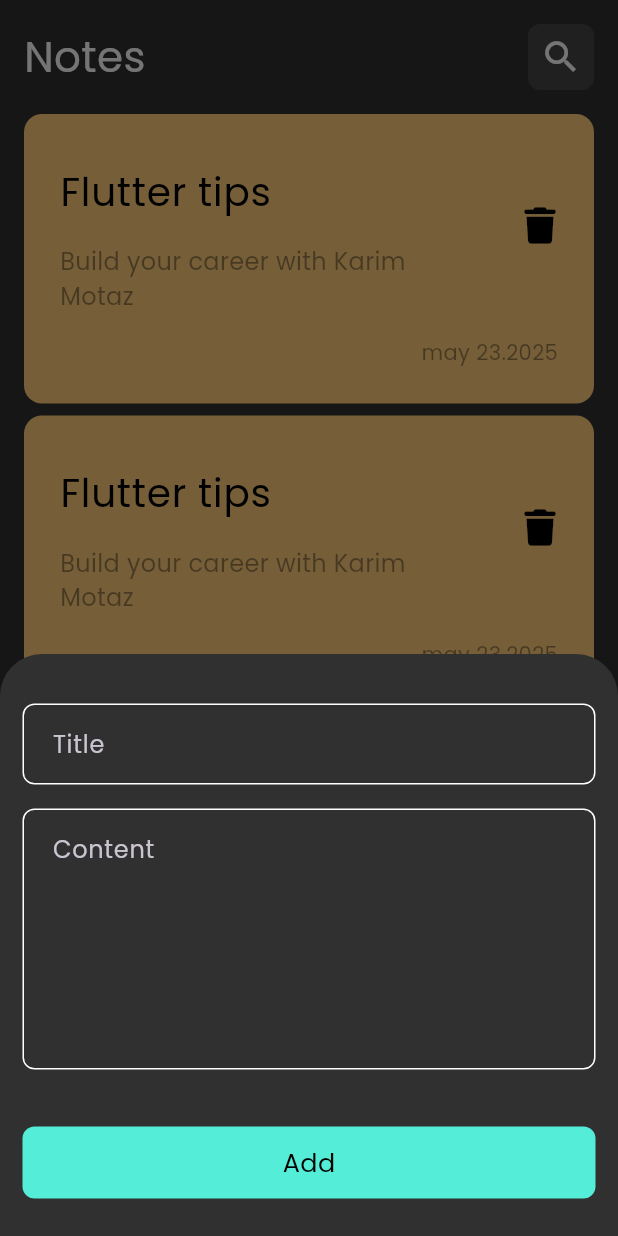
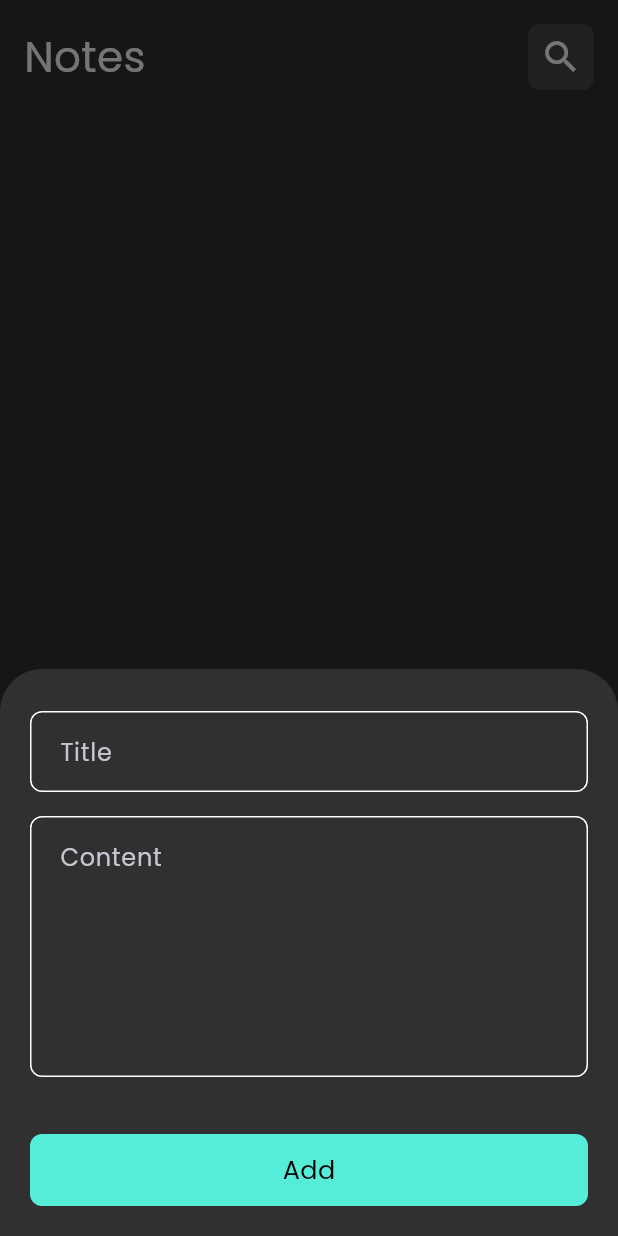
Before and after one commit to KaremMotaz/notes_app, a Flutter app: the screen it shows after launch, after a tap on the "add" icon, on a phone screen of 412 x 824 dp. Run offline on Flutter 3.47's test engine with Material 3 defaults, Android fonts, the phone set to English and light mode, and no system bars; our stand-ins replace flutter_bloc, font_awesome_flutter, hive, hive_flutter; accounts and stored records are empty.

Commit message:
delete note

```diff
--- a/lib/cubits/add_note_cubit/add_note_state.dart
+++ b/lib/cubits/add_note_cubit/add_note_state.dart
@@ -3,13 +3,13 @@ part of 'add_note_cubit.dart';
 @immutable
 sealed class AddNoteState {}
 
-final class AddNoteInitial extends AddNoteState {}
+final class AddNoteInitialState extends AddNoteState {}
 
-final class AddNoteLoading extends AddNoteState {}
+final class AddNoteLoadingState extends AddNoteState {}
 
-final class AddNoteLoaded extends AddNoteState {}
+final class AddNoteLoadedState extends AddNoteState {}
 
-final class AddNoteError extends AddNoteState {
+final class AddNoteErrorState extends AddNoteState {
   final String errorMessage;
-  AddNoteError(this.errorMessage);
+  AddNoteErrorState({required this.errorMessage});
 }
--- /dev/null
+++ b/lib/cubits/notes_cubit/notes_cubit.dart
@@ -0,0 +1,16 @@
+import 'package:flutter/material.dart';
+import 'package:flutter_bloc/flutter_bloc.dart';
+import 'package:hive/hive.dart';
+import 'package:notes_app/constants/colors.dart';
+import 'package:notes_app/models/note_model.dart';
+part 'notes_state.dart';
+
+class GetNotesCubit extends Cubit<GetNotesState> {
+  GetNotesCubit() : super(GetNotesInitialState());
+
+  List<NoteModel>? notes;
+  getAllNotes() {
+    var notesBox = Hive.box<NoteModel>(kNotesBox);
+    notes = notesBox.values.toList();
+  }
+}
--- /dev/null
+++ b/lib/cubits/notes_cubit/notes_state.dart
@@ -0,0 +1,6 @@
+part of 'notes_cubit.dart';
+
+@immutable
+sealed class GetNotesState {}
+
+final class GetNotesInitialState extends GetNotesState {}
--- a/lib/views/notes_view.dart
+++ b/lib/views/notes_view.dart
@@ -1,5 +1,7 @@
 import 'package:flutter/material.dart';
+import 'package:flutter_bloc/flutter_bloc.dart';
 import 'package:notes_app/constants/colors.dart';
+import 'package:notes_app/cubits/notes_cubit/notes_cubit.dart';
 import 'package:notes_app/views/widgets/add_note_model_sheet.dart';
 import 'widgets/notes_view_body.dart';
 
@@ -9,10 +11,13 @@ class NotesView extends StatelessWidget {
   @override
   Widget build(BuildContext context) {
     return SafeArea(
+      child: BlocProvider(
+        create: (context) => GetNotesCubit(),
         child: Scaffold(
           floatingActionButton: FloatingActionButton(
             onPressed: () {
               showModalBottomSheet(
+                isScrollControlled: true,
                 backgroundColor: const Color(0xff303030),
                 context: context,
                 builder: (context) {
@@ -31,6 +36,7 @@ class NotesView extends StatelessWidget {
           ),
           body: const NotesViewBody(),
         ),
+      ),
     );
   }
 }
--- a/lib/views/widgets/add_note_form.dart
+++ b/lib/views/widgets/add_note_form.dart
@@ -1,5 +1,6 @@
 import 'package:flutter/material.dart';
 import 'package:flutter_bloc/flutter_bloc.dart';
+import 'package:intl/intl.dart';
 import 'package:notes_app/cubits/add_note_cubit/add_note_cubit.dart';
 import 'package:notes_app/models/note_model.dart';
 import 'package:notes_app/views/widgets/custom_button.dart';
@@ -14,6 +15,7 @@ class AddNoteForm extends StatefulWidget {
 final GlobalKey<FormState> formKey = GlobalKey();
 AutovalidateMode autovalidateMode = AutovalidateMode.disabled;
 String? title, content;
+String formattedDate = DateFormat('MMMM d,y').format(DateTime.now());
 
 class _AddNoteFormState extends State<AddNoteForm> {
   @override
@@ -42,7 +44,7 @@ class _AddNoteFormState extends State<AddNoteForm> {
           BlocBuilder<AddNoteCubit, AddNoteState>(
             builder: (context, state) {
               return CustomButton(
-                isLoading: state is AddNoteLoading ? true : false,
+                isLoading: state is AddNoteLoadingState ? true : false,
                 text: "Add",
                 onTap: () {
                   if (formKey.currentState!.validate()) {
@@ -50,7 +52,7 @@ class _AddNoteFormState extends State<AddNoteForm> {
                     var noteModel = NoteModel(
                       title: title!,
                       content: content!,
-                      date: DateTime.now().toString(),
+                      date: formattedDate,
                       color: Colors.blue.value,
                     );
                     BlocProvider.of<AddNoteCubit>(context).addNote(noteModel);
@@ -61,7 +63,7 @@ class _AddNoteFormState extends State<AddNoteForm> {
                 },
               );
             },
-          )
+          ),
         ],
       ),
     );
--- a/lib/views/widgets/add_note_model_sheet.dart
+++ b/lib/views/widgets/add_note_model_sheet.dart
@@ -1,8 +1,6 @@
 import 'dart:developer';
-
 import 'package:flutter/material.dart';
 import 'package:flutter_bloc/flutter_bloc.dart';
-import 'package:modal_progress_hud_nsn/modal_progress_hud_nsn.dart';
 import 'package:notes_app/cubits/add_note_cubit/add_note_cubit.dart';
 import 'package:notes_app/views/widgets/add_note_form.dart';
 
@@ -15,20 +13,25 @@ class AddNoteModelSheet extends StatelessWidget {
       create: (context) => AddNoteCubit(),
       child: BlocConsumer<AddNoteCubit, AddNoteState>(
         listener: (context, state) {
-          if (state is AddNoteLoaded) {
+          if (state is AddNoteLoadedState) {
             Navigator.pop(context);
             log("Success");
           }
-          if (state is AddNoteError) {
+          if (state is AddNoteErrorState) {
             log(state.errorMessage);
           }
         },
         builder: (context, state) {
-          return  AbsorbPointer(
-            absorbing: state is AddNoteLoading ? true : false,
-            child: const Padding(
-              padding: EdgeInsets.symmetric(horizontal: 15, vertical: 25),
-              child: SingleChildScrollView(
+          return AbsorbPointer(
+            absorbing: state is AddNoteLoadingState ? true : false,
+            child: Padding(
+              padding: EdgeInsets.only(
+                left: 20,
+                right: 20,
+                top: 20,
+                bottom: MediaQuery.of(context).viewInsets.bottom + 20,
+              ),
+              child: const SingleChildScrollView(
                 child: AddNoteForm(),
               ),
             ),
--- a/lib/views/widgets/custom_note_item.dart
+++ b/lib/views/widgets/custom_note_item.dart
@@ -1,10 +1,11 @@
 import 'package:flutter/material.dart';
 import 'package:font_awesome_flutter/font_awesome_flutter.dart';
+import 'package:notes_app/models/note_model.dart';
 import 'package:notes_app/views/edit_note_view.dart';
 
 class CustomNoteItem extends StatelessWidget {
-  const CustomNoteItem({super.key});
-
+  const CustomNoteItem({super.key,required this.note});
+  final NoteModel note;
   @override
   Widget build(BuildContext context) {
     return GestureDetector(
@@ -21,7 +22,7 @@ class CustomNoteItem extends StatelessWidget {
         padding:
             const EdgeInsets.only(bottom: 24, top: 24, left: 24, right: 12),
         decoration: BoxDecoration(
-          color: const Color(0xffffcd7a),
+          color: Color(note.color),
           borderRadius: BorderRadius.circular(12),
         ),
         child: Column(
@@ -29,18 +30,18 @@ class CustomNoteItem extends StatelessWidget {
           children: [
             ListTile(
               contentPadding: EdgeInsets.zero,
-              title: const Padding(
-                padding: EdgeInsets.only(bottom: 16),
+              title:  Padding(
+                padding: const EdgeInsets.only(bottom: 16),
                 child: Text(
-                  "Flutter tips",
-                  style: TextStyle(
+                  note.title,
+                  style: const TextStyle(
                     color: Colors.black,
                     fontSize: 26,
                   ),
                 ),
               ),
               subtitle: Text(
-                "Build your career with Karim Motaz",
+                note.content,
                 style: TextStyle(
                   color: Colors.black.withValues(alpha: 0.4),
                   fontSize: 16,
@@ -49,7 +50,9 @@ class CustomNoteItem extends StatelessWidget {
               trailing: Padding(
                 padding: const EdgeInsets.only(bottom: 16),
                 child: IconButton(
-                  onPressed: () {},
+                  onPressed: () {
+                    note.delete();
+                  },
                   iconSize: 24,
                   color: Colors.black,
                   icon: const Icon(
@@ -61,7 +64,7 @@ class CustomNoteItem extends StatelessWidget {
             Padding(
               padding: const EdgeInsets.only(right: 12, top: 8),
               child: Text(
-                "may 23.2025",
+                note.date,
                 style: TextStyle(
                   color: Colors.black.withValues(alpha: 0.4),
                 ),
--- a/lib/views/widgets/notes_list_view.dart
+++ b/lib/views/widgets/notes_list_view.dart
@@ -1,4 +1,7 @@
 import 'package:flutter/material.dart';
+import 'package:flutter_bloc/flutter_bloc.dart';
+import 'package:notes_app/cubits/notes_cubit/notes_cubit.dart';
+import 'package:notes_app/models/note_model.dart';
 import 'package:notes_app/views/widgets/custom_note_item.dart';
 
 class NotesListView extends StatelessWidget {
@@ -6,13 +9,21 @@ class NotesListView extends StatelessWidget {
 
   @override
   Widget build(BuildContext context) {
-    return Expanded(
-      child: ListView.builder(
-        itemCount: 5,
-        itemBuilder: (context, index) {
-          return const CustomNoteItem();
-        },
-      ),
+    return BlocBuilder<GetNotesCubit, GetNotesState>(
+      builder: (context, state) {
+        List<NoteModel> notes =
+            BlocProvider.of<GetNotesCubit>(context).notes ?? [];
+        return Expanded(
+          child: ListView.builder(
+            itemCount: notes.length,
+            itemBuilder: (context, index) {
+              return CustomNoteItem(
+                note: notes[index],
+              );
+            },
+          ),
+        );
+      },
     );
   }
 }
--- a/lib/views/widgets/notes_view_body.dart
+++ b/lib/views/widgets/notes_view_body.dart
@@ -1,9 +1,23 @@
 import 'package:flutter/material.dart';
+import 'package:flutter_bloc/flutter_bloc.dart';
+import 'package:notes_app/cubits/notes_cubit/notes_cubit.dart';
 import 'package:notes_app/views/widgets/custom_appbar.dart';
 import 'package:notes_app/views/widgets/notes_list_view.dart';
 
-class NotesViewBody extends StatelessWidget {
+class NotesViewBody extends StatefulWidget {
   const NotesViewBody({super.key});
+
+  @override
+  State<NotesViewBody> createState() => _NotesViewBodyState();
+}
+
+class _NotesViewBodyState extends State<NotesViewBody> {
+  @override
+  void initState() {
+    BlocProvider.of<GetNotesCubit>(context).getAllNotes();
+    super.initState();
+  }
+
   @override
   Widget build(BuildContext context) {
     return const Padding(
@@ -11,7 +25,9 @@ class NotesViewBody extends StatelessWidget {
       child: Column(
         children: [
           CustomAppbar(
-            customIcon: Icons.search, appbarTitle: 'Notes', iconsize: 28,
+            customIcon: Icons.search,
+            appbarTitle: 'Notes',
+            iconsize: 28,
           ),
           SizedBox(
             height: 12,
--- a/pubspec.yaml
+++ b/pubspec.yaml
@@ -13,6 +13,7 @@ dependencies:
   font_awesome_flutter: ^10.8.0
   hive: ^2.2.3
   hive_flutter: ^1.1.0
+  intl: ^0.20.1
   modal_progress_hud_nsn: ^0.5.1
 
 dev_dependencies:
```
Also changed, not shown: lib/cubits/add_note_cubit/add_note_cubit.dart (+6 -4 lines), pubspec.lock. Lines whose indentation alone changed are shown as unchanged.
